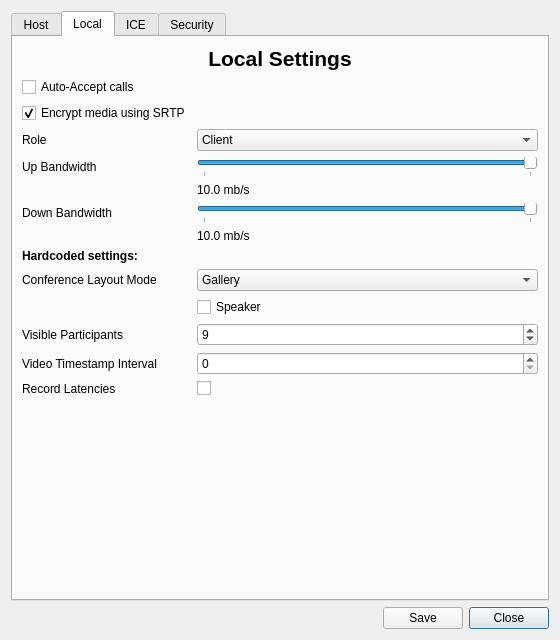
The window that src/ui/settings/callsettings.ui (ultravideo/uvgComm) describes before a commit, drawn with Qt 5.
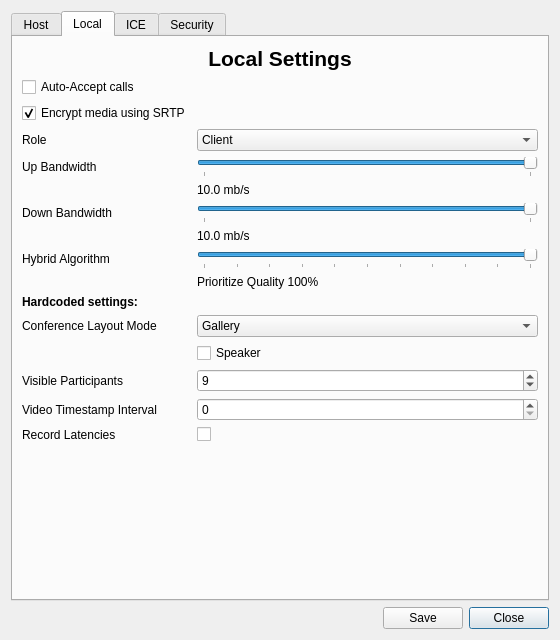
The same window after the commit. The open tabs and pages were chosen to show the change.

What changed in the file:
```diff
--- a/src/ui/settings/callsettings.ui
+++ b/src/ui/settings/callsettings.ui
@@ -183,31 +183,40 @@
        <string>Local</string>
       </attribute>
       <layout class="QGridLayout" name="gridLayout_3">
-       <item row="15" column="0" colspan="2">
-        <spacer name="verticalSpacer_4">
+       <item row="8" column="1">
+        <widget class="QSlider" name="hybrid_slider">
+         <property name="minimum">
+          <number>0</number>
+         </property>
+         <property name="maximum">
+          <number>100</number>
+         </property>
+         <property name="value">
+          <number>100</number>
+         </property>
          <property name="orientation">
-          <enum>Qt::Vertical</enum>
+          <enum>Qt::Horizontal</enum>
          </property>
-         <property name="sizeHint" stdset="0">
-          <size>
-           <width>20</width>
-           <height>40</height>
-          </size>
+         <property name="tickPosition">
+          <enum>QSlider::TicksBelow</enum>
          </property>
-        </spacer>
-       </item>
-       <item row="6" column="0">
-        <widget class="QLabel" name="down_label">
-         <property name="text">
-          <string>Down Bandwidth</string>
+         <property name="tickInterval">
+          <number>10</number>
          </property>
         </widget>
        </item>
-       <item row="11" column="0">
-        <widget class="QLabel" name="visible_label">
-         <property name="text">
-          <string>Visible Participants</string>
-         </property>
+       <item row="11" column="1">
+        <widget class="QComboBox" name="layout_box">
+         <item>
+          <property name="text">
+           <string>Gallery</string>
+          </property>
+         </item>
+         <item>
+          <property name="text">
+           <string>Speaker-first</string>
+          </property>
+         </item>
         </widget>
        </item>
        <item row="4" column="0">
@@ -217,15 +226,49 @@
          </property>
         </widget>
        </item>
-       <item row="1" column="0">
-        <widget class="QCheckBox" name="auto_accept">
+       <item row="7" column="1">
+        <widget class="QLabel" name="down_value">
          <property name="text">
-          <string>Auto-Accept calls</string>
+          <string>10.0 mb/s</string>
          </property>
         </widget>
        </item>
-       <item row="6" column="1">
-        <widget class="QSlider" name="down_slider">
+       <item row="15" column="1">
+        <widget class="QCheckBox" name="record_latencies_box">
+         <property name="text">
+          <string/>
+         </property>
+        </widget>
+       </item>
+       <item row="8" column="0">
+        <widget class="QLabel" name="hybrid_slider_label">
+         <property name="text">
+          <string>Hybrid Algorithm</string>
+         </property>
+        </widget>
+       </item>
+       <item row="13" column="1">
+        <widget class="QSpinBox" name="visible_box">
+         <property name="minimum">
+          <number>1</number>
+         </property>
+         <property name="maximum">
+          <number>25</number>
+         </property>
+         <property name="value">
+          <number>9</number>
+         </property>
+        </widget>
+       </item>
+       <item row="15" column="0">
+        <widget class="QLabel" name="record_latencies_label">
+         <property name="text">
+          <string>Record Latencies</string>
+         </property>
+        </widget>
+       </item>
+       <item row="4" column="1">
+        <widget class="QSlider" name="up_slider">
          <property name="minimum">
           <number>0</number>
          </property>
@@ -246,10 +289,10 @@
          </property>
         </widget>
        </item>
-       <item row="9" column="0">
-        <widget class="QLabel" name="layout_label">
+       <item row="12" column="1">
+        <widget class="QCheckBox" name="speaker_checkbox">
          <property name="text">
-          <string>Conference Layout Mode</string>
+          <string>Speaker</string>
          </property>
         </widget>
        </item>
@@ -263,19 +306,37 @@
          </property>
         </widget>
        </item>
-       <item row="0" column="0" colspan="2">
-        <widget class="QLabel" name="label">
+       <item row="6" column="1">
+        <widget class="QSlider" name="down_slider">
+         <property name="minimum">
+          <number>0</number>
+         </property>
+         <property name="maximum">
+          <number>10000000</number>
+         </property>
+         <property name="value">
+          <number>10000000</number>
+         </property>
+         <property name="orientation">
+          <enum>Qt::Horizontal</enum>
+         </property>
+         <property name="tickPosition">
+          <enum>QSlider::TicksBelow</enum>
+         </property>
+         <property name="tickInterval">
+          <number>1000000</number>
+         </property>
+        </widget>
+       </item>
+       <item row="10" column="0" colspan="2">
+        <widget class="QLabel" name="label_5">
          <property name="font">
           <font>
-           <pointsize>16</pointsize>
            <bold>true</bold>
           </font>
          </property>
          <property name="text">
-          <string>Local Settings</string>
-         </property>
-         <property name="alignment">
-          <set>Qt::AlignCenter</set>
+          <string>Hardcoded settings:</string>
          </property>
         </widget>
        </item>
@@ -293,10 +354,10 @@
          </item>
         </widget>
        </item>
-       <item row="10" column="1">
-        <widget class="QCheckBox" name="speaker_checkbox">
+       <item row="6" column="0">
+        <widget class="QLabel" name="down_label">
          <property name="text">
-          <string>Speaker</string>
+          <string>Down Bandwidth</string>
          </property>
         </widget>
        </item>
@@ -307,106 +368,81 @@
          </property>
         </widget>
        </item>
-       <item row="5" column="1">
-        <widget class="QLabel" name="up_value">
-         <property name="text">
-          <string>10.0 mb/s</string>
-         </property>
-        </widget>
-       </item>
-       <item row="7" column="1">
-        <widget class="QLabel" name="down_value">
-         <property name="text">
-          <string>10.0 mb/s</string>
-         </property>
-        </widget>
-       </item>
-       <item row="4" column="1">
-        <widget class="QSlider" name="up_slider">
-         <property name="minimum">
-          <number>0</number>
-         </property>
-         <property name="maximum">
-          <number>10000000</number>
-         </property>
-         <property name="value">
-          <number>10000000</number>
-         </property>
-         <property name="orientation">
-          <enum>Qt::Horizontal</enum>
-         </property>
-         <property name="tickPosition">
-          <enum>QSlider::TicksBelow</enum>
-         </property>
-         <property name="tickInterval">
-          <number>1000000</number>
-         </property>
-        </widget>
-       </item>
-       <item row="11" column="1">
-        <widget class="QSpinBox" name="visible_box">
-         <property name="minimum">
-          <number>1</number>
-         </property>
-         <property name="maximum">
-          <number>25</number>
-         </property>
-         <property name="value">
-          <number>9</number>
-         </property>
-        </widget>
-       </item>
-       <item row="9" column="1">
-        <widget class="QComboBox" name="layout_box">
-         <item>
-          <property name="text">
-           <string>Gallery</string>
-          </property>
-         </item>
-         <item>
-          <property name="text">
-           <string>Speaker-first</string>
-          </property>
-         </item>
-        </widget>
-       </item>
-       <item row="8" column="0" colspan="2">
-        <widget class="QLabel" name="label_5">
-         <property name="font">
-          <font>
-           <bold>true</bold>
-          </font>
-         </property>
-         <property name="text">
-          <string>Hardcoded settings:</string>
-         </property>
-        </widget>
-       </item>
-       <item row="12" column="0">
-        <widget class="QLabel" name="timestamp_label">
-         <property name="text">
-          <string>Video Timestamp Interval</string>
-         </property>
-        </widget>
-       </item>
-       <item row="12" column="1">
+       <item row="14" column="1">
         <widget class="QSpinBox" name="timestamp_spinbox">
          <property name="maximum">
           <number>1000</number>
          </property>
         </widget>
        </item>
-       <item row="13" column="1">
-        <widget class="QCheckBox" name="record_latencies_box">
+       <item row="14" column="0">
+        <widget class="QLabel" name="timestamp_label">
          <property name="text">
-          <string/>
+          <string>Video Timestamp Interval</string>
+         </property>
+        </widget>
+       </item>
+       <item row="17" column="0" colspan="2">
+        <spacer name="verticalSpacer_4">
+         <property name="orientation">
+          <enum>Qt::Vertical</enum>
+         </property>
+         <property name="sizeHint" stdset="0">
+          <size>
+           <width>20</width>
+           <height>40</height>
+          </size>
+         </property>
+        </spacer>
+       </item>
+       <item row="0" column="0" colspan="2">
+        <widget class="QLabel" name="label">
+         <property name="font">
+          <font>
+           <pointsize>16</pointsize>
+           <bold>true</bold>
+          </font>
+         </property>
+         <property name="text">
+          <string>Local Settings</string>
+         </property>
+         <property name="alignment">
+          <set>Qt::AlignCenter</set>
          </property>
         </widget>
        </item>
        <item row="13" column="0">
-        <widget class="QLabel" name="record_latencies_label">
+        <widget class="QLabel" name="visible_label">
          <property name="text">
-          <string>Record Latencies</string>
+          <string>Visible Participants</string>
+         </property>
+        </widget>
+       </item>
+       <item row="5" column="1">
+        <widget class="QLabel" name="up_value">
+         <property name="text">
+          <string>10.0 mb/s</string>
+         </property>
+        </widget>
+       </item>
+       <item row="1" column="0">
+        <widget class="QCheckBox" name="auto_accept">
+         <property name="text">
+          <string>Auto-Accept calls</string>
+         </property>
+        </widget>
+       </item>
+       <item row="11" column="0">
+        <widget class="QLabel" name="layout_label">
+         <property name="text">
+          <string>Conference Layout Mode</string>
+         </property>
+        </widget>
+       </item>
+       <item row="9" column="1">
+        <widget class="QLabel" name="hybrid_explainer">
+         <property name="text">
+          <string>Prioritize Quality 100%</string>
          </property>
         </widget>
        </item>
```
